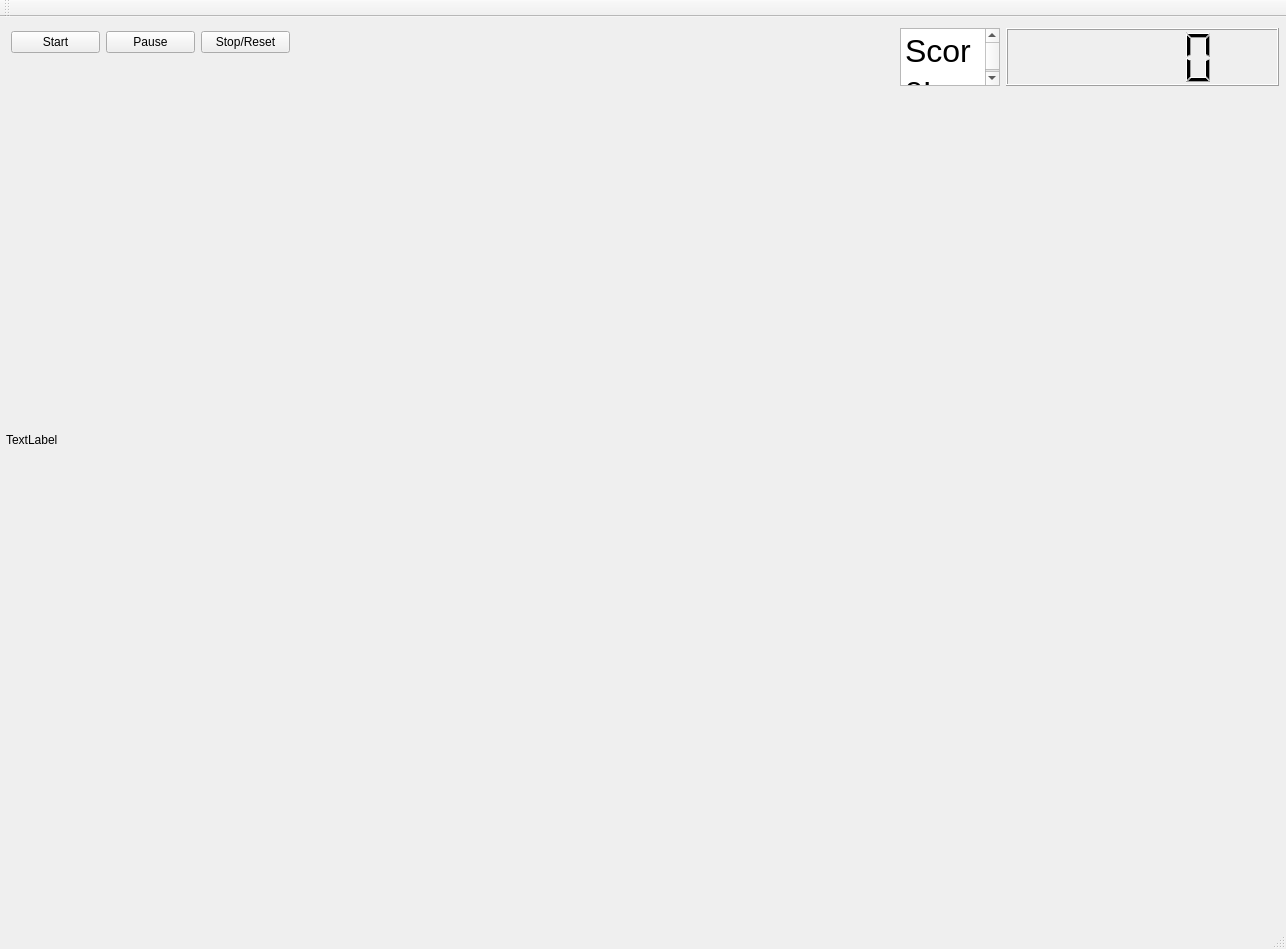
Before: the Qt Designer form mainwindow.ui in NathanielNavarrette/Pop-Game, drawn with Qt 5.
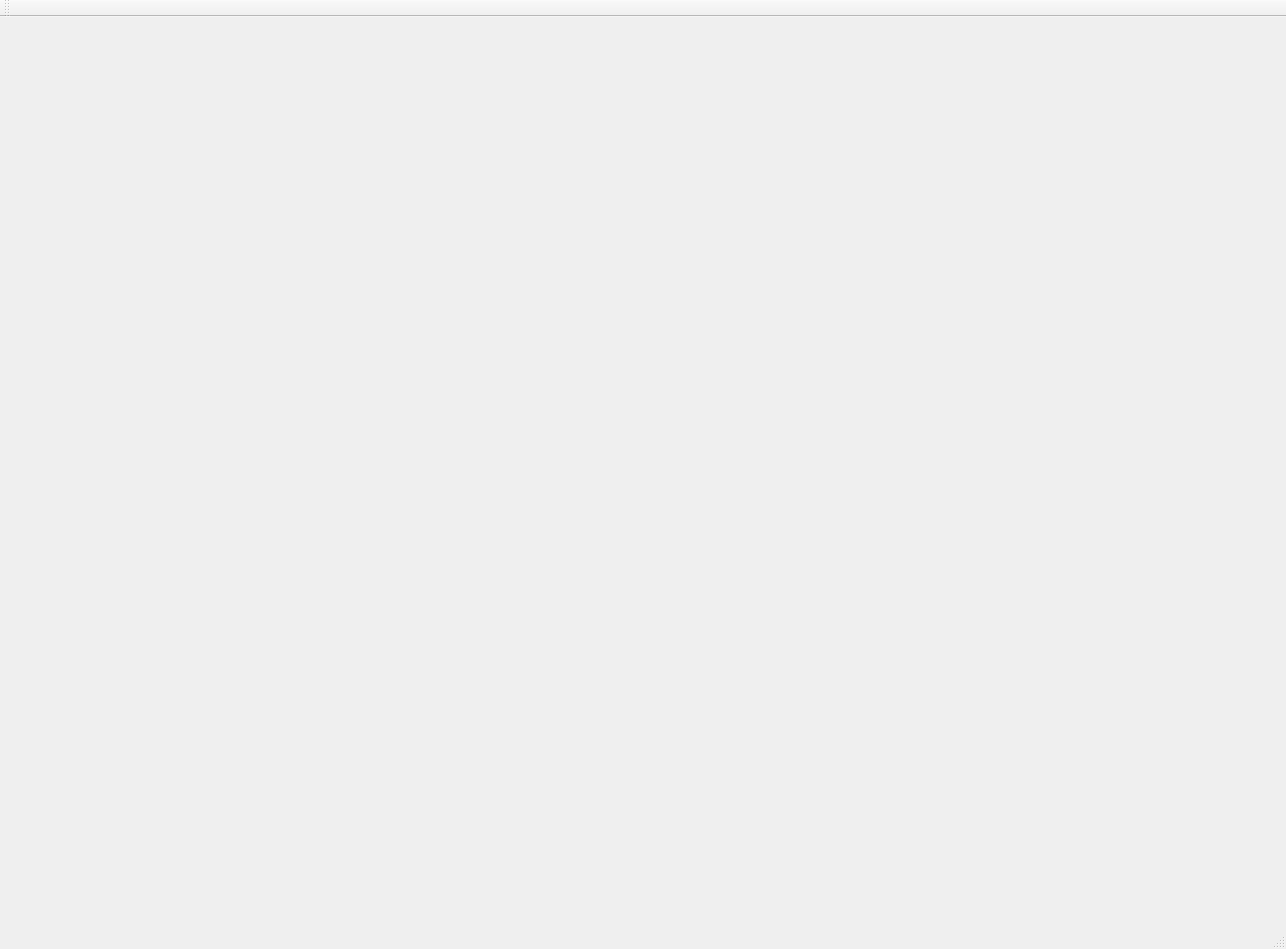
After: the same form once the commit is applied.

Patch:
```diff
--- a/mainwindow.ui
+++ b/mainwindow.ui
@@ -17,88 +17,6 @@
    <property name="acceptDrops">
     <bool>false</bool>
    </property>
-   <widget class="QWidget" name="horizontalLayoutWidget">
-    <property name="geometry">
-     <rect>
-      <x>889</x>
-      <y>0</y>
-      <width>401</width>
-      <height>80</height>
-     </rect>
-    </property>
-    <layout class="QHBoxLayout" name="horizontalLayout">
-     <item>
-      <widget class="QTextBrowser" name="textBrowser">
-       <property name="maximumSize">
-        <size>
-         <width>100</width>
-         <height>500</height>
-        </size>
-       </property>
-       <property name="html">
-        <string>&lt;!DOCTYPE HTML PUBLIC &quot;-//W3C//DTD HTML 4.0//EN&quot; &quot;http://www.w3.org/TR/REC-html40/strict.dtd&quot;&gt;
-&lt;html&gt;&lt;head&gt;&lt;meta name=&quot;qrichtext&quot; content=&quot;1&quot; /&gt;&lt;style type=&quot;text/css&quot;&gt;
-p, li { white-space: pre-wrap; }
-&lt;/style&gt;&lt;/head&gt;&lt;body style=&quot; font-family:'MS Shell Dlg 2'; font-size:8.25pt; font-weight:400; font-style:normal;&quot;&gt;
-&lt;p style=&quot; margin-top:0px; margin-bottom:0px; margin-left:0px; margin-right:0px; -qt-block-indent:0; text-indent:0px;&quot;&gt;&lt;span style=&quot; font-size:24pt;&quot;&gt;Score:&lt;/span&gt;&lt;/p&gt;&lt;/body&gt;&lt;/html&gt;</string>
-       </property>
-      </widget>
-     </item>
-     <item>
-      <widget class="QLCDNumber" name="lcdScore">
-       <property name="mouseTracking">
-        <bool>false</bool>
-       </property>
-      </widget>
-     </item>
-    </layout>
-   </widget>
-   <widget class="QWidget" name="horizontalLayoutWidget_2">
-    <property name="geometry">
-     <rect>
-      <x>0</x>
-      <y>0</y>
-      <width>301</width>
-      <height>51</height>
-     </rect>
-    </property>
-    <layout class="QHBoxLayout" name="horizontalLayout_2">
-     <item>
-      <widget class="QPushButton" name="StartButton">
-       <property name="text">
-        <string>Start</string>
-       </property>
-      </widget>
-     </item>
-     <item>
-      <widget class="QPushButton" name="PauseButton">
-       <property name="text">
-        <string>Pause</string>
-       </property>
-      </widget>
-     </item>
-     <item>
-      <widget class="QPushButton" name="StopResetButton">
-       <property name="text">
-        <string>Stop/Reset</string>
-       </property>
-      </widget>
-     </item>
-    </layout>
-   </widget>
-   <widget class="QLabel" name="label">
-    <property name="geometry">
-     <rect>
-      <x>6</x>
-      <y>82</y>
-      <width>1251</width>
-      <height>681</height>
-     </rect>
-    </property>
-    <property name="text">
-     <string>TextLabel</string>
-    </property>
-   </widget>
   </widget>
   <widget class="QMenuBar" name="menuBar">
    <property name="geometry">
```
Left out of the diff: 19 changed lines with no effect on the pictures.
